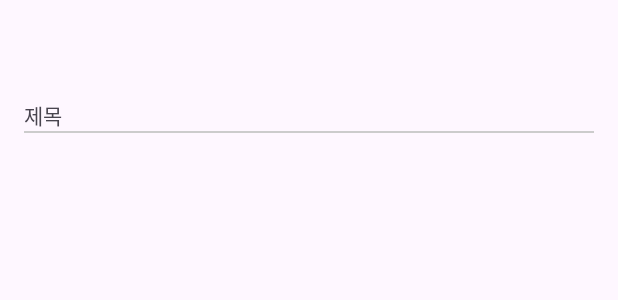
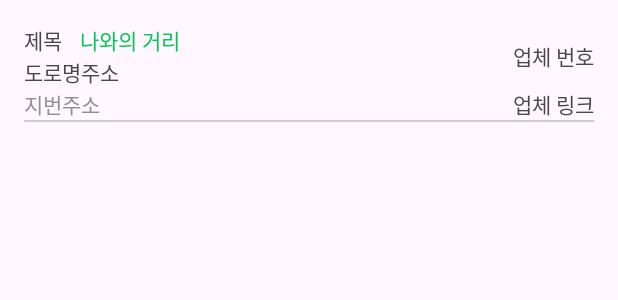
Before and after one commit to JHEEEEEEE/Eaty, an Android app: the layout item_restaurant.xml on its own in the app's theme, with its tools: preview values and no code run, on a phone screen of 412 x 824 dp. Shown: the top 300 px of the screen. Run offline under Robolectric (Android 15) with nearby library versions, the phone set to English and light mode, and no system bars.

Commit message:
Expand restaurant information and improve UI

```diff
--- a/data/src/main/java/com/effort/data/repositoryimpl/home/RestaurantRepositoryImpl.kt
+++ b/data/src/main/java/com/effort/data/repositoryimpl/home/RestaurantRepositoryImpl.kt
@@ -51,6 +51,11 @@ class RestaurantRepositoryImpl @Inject constructor(
                     remoteRestaurants.map {
                         RestaurantEntity(
                             title = it.title,
+                            lotNumberAddress = it.lotNumberAddress,
+                            roadNameAddress = it.roadNameAddress,
+                            phoneNumber = it.phoneNumber,
+                            placeUrl = it.placeUrl,
+                            distance = it.distance,
                             latitude = it.latitude,
                             longitude = it.longitude,
                         )
--- a/domain/src/main/java/com/effort/domain/model/home/Restaurant.kt
+++ b/domain/src/main/java/com/effort/domain/model/home/Restaurant.kt
@@ -2,6 +2,11 @@ package com.effort.domain.model.home
 
 data class Restaurant(
     val title: String,
+    val lotNumberAddress: String,
+    val roadNameAddress: String,
+    val phoneNumber: String,
+    val placeUrl: String,
+    val distance: String,
     val longitude: String,
     val latitude: String,
 )
--- a/feature/src/main/res/layout/item_restaurant.xml
+++ b/feature/src/main/res/layout/item_restaurant.xml
@@ -1,35 +1,80 @@
 <androidx.constraintlayout.widget.ConstraintLayout
     xmlns:android="http://schemas.android.com/apk/res/android"
     xmlns:app="http://schemas.android.com/apk/res-auto"
+    xmlns:tools="http://schemas.android.com/tools"
     android:layout_width="match_parent"
     android:layout_height="wrap_content"
     android:padding="16dp">
 
     <!-- 콘텐츠 영역 Flow -->
+
+    <!-- 제목과 설명 텍스트 -->
+
     <androidx.constraintlayout.helper.widget.Flow
         android:id="@+id/flow_restaurant"
+        android:layout_width="match_parent"
+        android:layout_height="wrap_content"
+        app:constraint_referenced_ids="name, distance, roadName_address, phone_number, lotNumber_address, place_url"
+        app:flow_maxElementsWrap="2"
+        app:flow_wrapMode="chain"
+        app:layout_constraintEnd_toEndOf="parent"
+        app:layout_constraintHorizontal_bias="0.0"
+        app:layout_constraintStart_toStartOf="parent"
+        app:layout_constraintTop_toTopOf="parent" />
+
+    <com.google.android.material.textview.MaterialTextView
+        android:id="@+id/name"
         android:layout_width="wrap_content"
         android:layout_height="wrap_content"
-        android:orientation="vertical"
-        app:constraint_referenced_ids="restaurant_image,restaurant_name"
-        app:flow_horizontalAlign="start"
-        app:flow_maxElementsWrap="2"
-        app:layout_constraintStart_toStartOf="parent"
-        app:layout_constraintTop_toTopOf="parent"
-        app:layout_constraintEnd_toEndOf="parent" />
-
-    <!-- 제목과 설명 텍스트 -->
-    <com.google.android.material.imageview.ShapeableImageView
-        android:id="@+id/restaurant_image"
-        android:layout_width="50dp"
-        android:layout_height="50dp"/>
+        android:text="@string/title"
+        app:layout_constraintStart_toStartOf="@id/flow_restaurant"
+        app:layout_constraintTop_toTopOf="@id/flow_restaurant" />
 
     <com.google.android.material.textview.MaterialTextView
-        android:id="@+id/restaurant_name"
-        android:layout_width="match_parent"
+        android:id="@+id/distance"
+        android:layout_width="wrap_content"
         android:layout_height="wrap_content"
-        app:layout_constraintStart_toEndOf="@id/restaurant_image"
-        android:text="@string/title" />
+        android:paddingStart="@dimen/spacing_name_to_distance"
+        android:text="@string/distance"
+        android:textColor="@color/primary_color"
+        app:layout_constraintStart_toEndOf="@id/name"
+        app:layout_constraintTop_toTopOf="@id/flow_restaurant" />
+
+    <com.google.android.material.textview.MaterialTextView
+        android:id="@+id/lotNumber_address"
+        android:layout_width="wrap_content"
+        android:layout_height="wrap_content"
+        android:text="@string/lotNumber_address"
+        android:textColor="@color/gray"
+        app:layout_constraintTop_toBottomOf="@id/roadName_address"
+        app:layout_constraintStart_toStartOf="@id/flow_restaurant"/>
+
+    <com.google.android.material.textview.MaterialTextView
+        android:id="@+id/roadName_address"
+        android:layout_width="wrap_content"
+        android:layout_height="wrap_content"
+        android:text="@string/roadName_address"
+        app:layout_constraintStart_toStartOf="@id/flow_restaurant"
+        app:layout_constraintTop_toBottomOf="@id/name" />
+
+
+    <com.google.android.material.textview.MaterialTextView
+        android:id="@+id/phone_number"
+        android:layout_width="wrap_content"
+        android:layout_height="wrap_content"
+        android:text="@string/phone_number"
+        app:layout_constraintEnd_toEndOf="@id/flow_restaurant"
+        app:layout_constraintTop_toTopOf="@id/flow_restaurant"
+        app:layout_constraintBottom_toTopOf="@id/place_url"/>
+
+    <com.google.android.material.textview.MaterialTextView
+        android:id="@+id/place_url"
+        android:layout_width="wrap_content"
+        android:layout_height="wrap_content"
+        android:text="@string/place_url"
+        app:layout_constraintBottom_toBottomOf="@+id/flow_restaurant"
+        app:layout_constraintEnd_toEndOf="@id/flow_restaurant"/>
+
 
     <!-- 구분선 -->
     <View
--- a/feature/src/main/res/values/dimens.xml
+++ b/feature/src/main/res/values/dimens.xml
@@ -2,4 +2,5 @@
 <resources>
     <dimen name="subtitle_text_size">14sp</dimen>
     <dimen name="title_text_size">18sp</dimen>
+    <dimen name="spacing_name_to_distance">12dp</dimen>
 </resources>
--- a/feature/src/main/res/values/strings.xml
+++ b/feature/src/main/res/values/strings.xml
@@ -75,4 +75,13 @@
 
     <!-- homeFragment    -->
     <string name="label">Label</string>
+
+    <!-- RestaurantFragment   -->
+    <string name="lotNumber_address">지번주소</string>
+    <string name="roadName_address">도로명주소</string>
+    <string name="distance">나와의 거리</string>
+    <string name="phone_number">업체 번호</string>
+    <string name="place_url">업체 링크</string>
+    <string name="meter">%1$s m</string>
+
 </resources>
--- a/presentation/src/main/java/com/effort/presentation/viewmodel/home/RestaurantViewModel.kt
+++ b/presentation/src/main/java/com/effort/presentation/viewmodel/home/RestaurantViewModel.kt
@@ -1,5 +1,6 @@
 package com.effort.presentation.viewmodel.home
 
+import android.util.Log
 import androidx.lifecycle.ViewModel
 import androidx.lifecycle.viewModelScope
 import com.effort.domain.DataResource
@@ -65,6 +66,8 @@ class RestaurantViewModel @Inject constructor(
                         // 3. 데이터와 메타 정보 분리
                         val (restaurants, meta) = dataResource.data
 
+                        Log.d("RestaurantViewModel", "${dataResource.data.first}")
+
                         // 4. 데이터 결합 및 상태 업데이트
                         val currentData = if (loadMore) {
                             (_getRestaurantState.value as? UiState.Success)?.data.orEmpty()
```
Also changed, not shown: data/src/main/java/com/effort/data/model/home/RestaurantEntity.kt (+13 -3 lines), feature/src/main/java/com/effort/feature/home/RestaurantListAdapter.kt (+10 -1 lines), local/src/main/java/com/effort/local/model/RestaurantLocal.kt (+23 -8 lines), presentation/src/main/java/com/effort/presentation/model/home/RestaurantModel.kt (+13 -3 lines), remote/src/main/java/com/effort/remote/model/home/RestaurantResponse.kt (+13 -5 lines).
